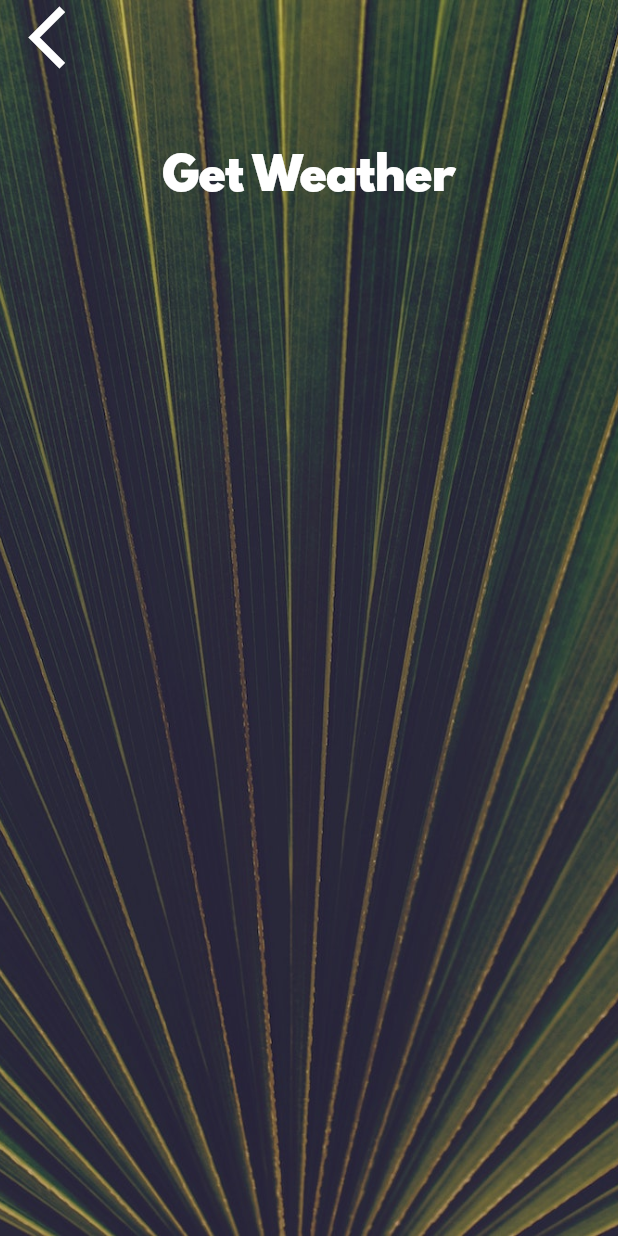
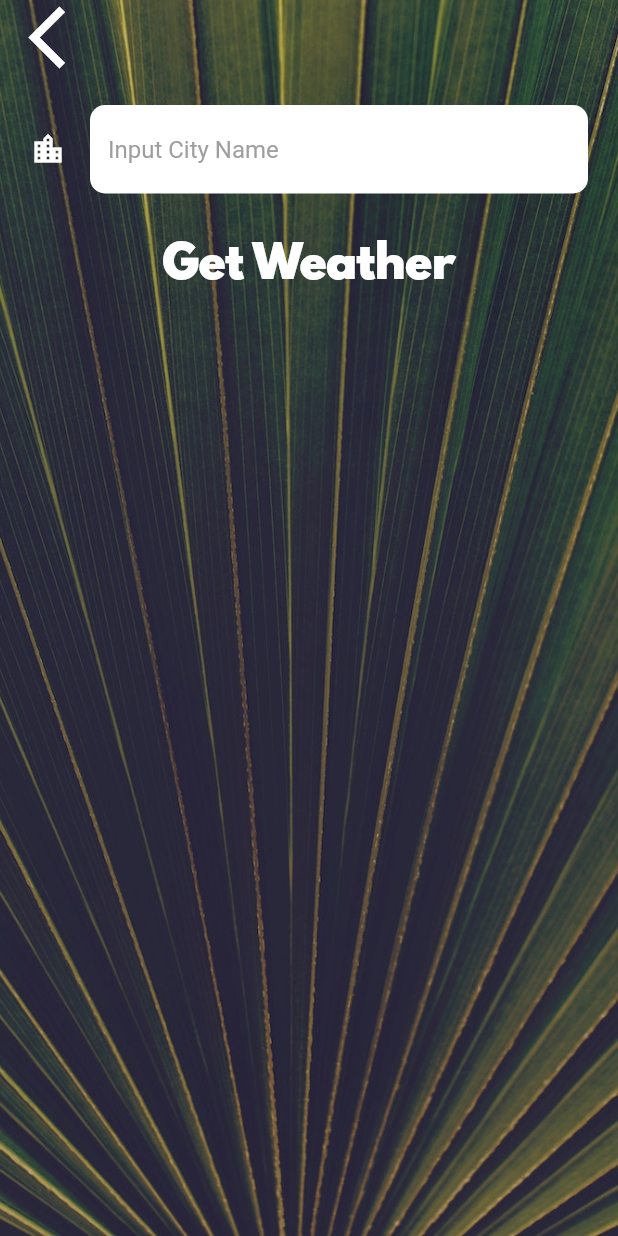
Before and after one commit to Balashoffs/clima_app, a Flutter app: the CityScreen screen opened directly, on a phone screen of 412 x 824 dp. Run offline on Flutter 3.47's test engine with Material 2 defaults, Android fonts, the phone set to English and light mode, and no system bars; our stand-ins replace flutter_spinkit, geolocator; network calls fail.

Commit message:
finish app - v1.0

```diff
--- a/lib/screens/city_screen.dart
+++ b/lib/screens/city_screen.dart
@@ -7,6 +7,7 @@ class CityScreen extends StatefulWidget {
 }
 
 class _CityScreenState extends State<CityScreen> {
+  String typedCity;
   @override
   Widget build(BuildContext context) {
     return Scaffold(
@@ -24,7 +25,9 @@ class _CityScreenState extends State<CityScreen> {
               Align(
                 alignment: Alignment.topLeft,
                 child: FlatButton(
-                  onPressed: () {},
+                  onPressed: () {
+                    Navigator.pop(context);
+                  },
                   child: Icon(
                     Icons.arrow_back_ios,
                     size: 50.0,
@@ -33,10 +36,20 @@ class _CityScreenState extends State<CityScreen> {
               ),
               Container(
                 padding: EdgeInsets.all(20.0),
-                child: null,
+                child: TextField(
+                  style: TextStyle(
+                    color: Colors.black,
+                  ),
+                  decoration: kTextFieldInputDecoration,
+                  onChanged: (text){
+                    typedCity = text;
+                  },
+                ),
               ),
               FlatButton(
-                onPressed: () {},
+                onPressed: () {
+                  Navigator.pop(context, typedCity);
+                },
                 child: Text(
                   'Get Weather',
                   style: kButtonTextStyle,
--- a/lib/utilities/constants.dart
+++ b/lib/utilities/constants.dart
@@ -26,3 +26,15 @@ const kConditionTextStyle = TextStyle(
 
 const String weatherApi = '8e6491ad0b702ac6fadac00bb0878eb6';
 const String openWeatherMapURL = 'https://api.openweathermap.org/data/2.5/weather';
+
+const kTextFieldInputDecoration = InputDecoration(
+    border: OutlineInputBorder(
+      borderRadius: BorderRadius.all(Radius.circular(10)),
+      borderSide: BorderSide.none,
+    ),
+    hintText: 'Input City Name',
+    hintStyle: TextStyle(color: Colors.grey),
+    filled: true,
+    fillColor: Colors.white,
+    icon: Icon(Icons.location_city, color: Colors.white,)
+);
```
Also changed, not shown: lib/screens/location_screen.dart (+24 -3 lines), lib/services/location.dart (+5 -17 lines), lib/services/weather.dart (+8 -0 lines).
